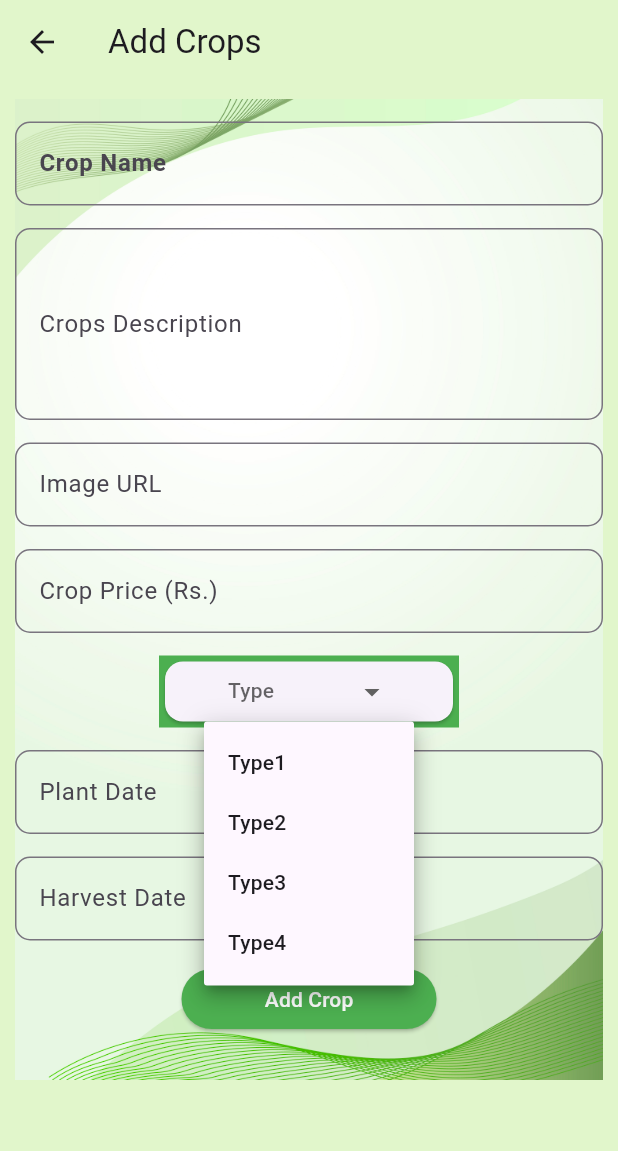
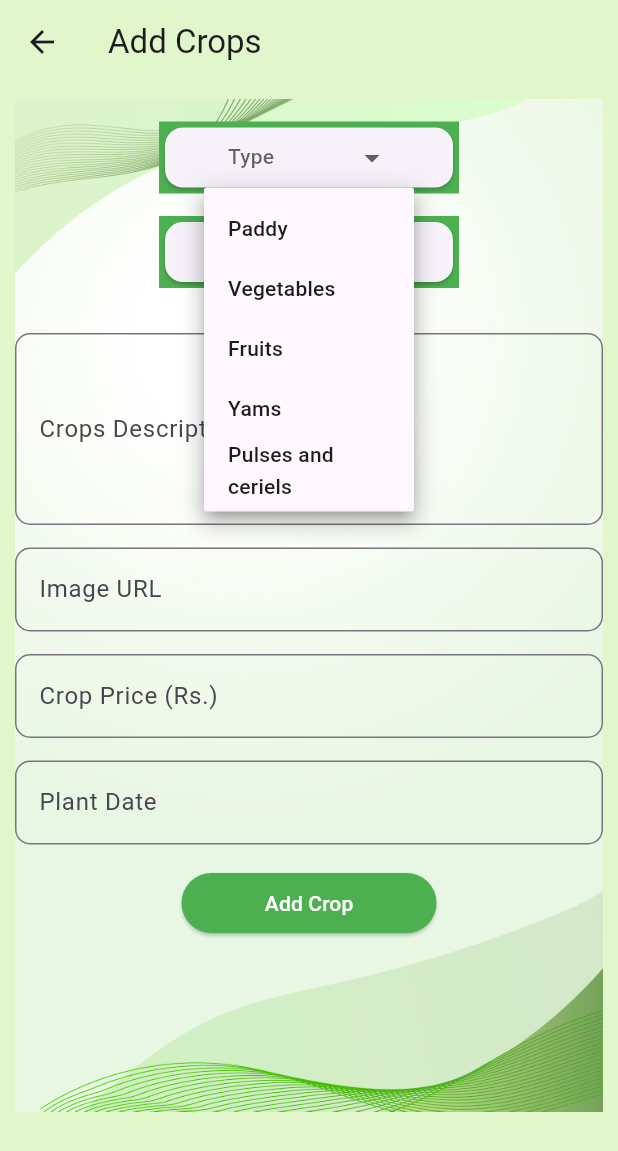
Before and after one commit to ashensasanka/wasteless_harvest, a Flutter app: the AddCropsPage screen opened directly, after a tap on "Type", on a phone screen of 412 x 824 dp. Shown: the top 1151 px of the screen. Run offline on Flutter 3.47's test engine with Material 3 defaults, Android fonts, the phone set to English and light mode, and no system bars; drawn by our look-alikes of dropdown_button2; our stand-ins replace animated_bottom_navigation_bar, awesome_notifications, cloud_firestore, country_picker, firebase_auth, firebase_core and 14 more; accounts and stored records are empty.

Commit message:
Second commit

```diff
--- a/lib/controller/home_controller.dart
+++ b/lib/controller/home_controller.dart
@@ -60,6 +60,8 @@ class HomeController extends GetxController{
   DateTime? logday;
   String? lat,long;
   String croptype = 'Type';
+  String cropcatg = 'Category';
+  List<String> cropcatgItems = [];
   String addlistingtype = 'Type';
   String brand = 'Fish Category';
   String from = 'To';
@@ -151,7 +153,7 @@ class HomeController extends GetxController{
       DocumentReference doc = cropCollection.doc(); //farmer
       Crops crops = Crops(
         id:doc.id,
-        name:productNameCtrl.text,
+        name:cropcatg,
         type: croptype,
         description: productDescriptionCtrl.text,
         price: double.tryParse(productPriceCtrl.text),
--- a/lib/ui/crop_management/add_crops_page.dart
+++ b/lib/ui/crop_management/add_crops_page.dart
@@ -14,6 +14,20 @@ class AddCropsPage extends StatefulWidget {
 }
 
 class _AddCropsPageState extends State<AddCropsPage> {
+
+  List<String> getCategoriesForCropType(String cropType) {
+    switch (cropType) {
+      case 'Paddy':
+        return ['Nadu rice', 'Red rice'];
+      case 'Vegetables':
+        return ['Carrot', 'Beetroot'];
+      case 'Fruits':
+        return ['Mango', 'Ranbuttan'];
+    // Add more cases for other crop types if needed
+      default:
+        return [];
+    }
+  }
   @override
   Widget build(BuildContext context) =>
     GetBuilder<HomeController>(builder:(ctrl) {
@@ -44,18 +58,35 @@ class _AddCropsPageState extends State<AddCropsPage> {
                 crossAxisAlignment: CrossAxisAlignment.center,
                 children: [
                   const SizedBox(height: 15),
-                  TextField(
-                    controller: ctrl.productNameCtrl,
-                    decoration: InputDecoration(
-                      border: OutlineInputBorder(
-                        borderRadius: BorderRadius.circular(10),
-                        borderSide: BorderSide(color: Colors.black), // Change border color here
-                      ),
-                      labelText: 'Crop Name', // Changed 'label' to 'labelText' for the newer version of Flutter
-                      hintText: 'Enter Crop Name',
-                      labelStyle: TextStyle(fontWeight: FontWeight.bold), // Make label bold
+                  Container(
+                    width: 200, // Set width as per your requirement
+                    color: Colors.green, // Set the desired background color here
+                    child: DropDownBtn(
+                      items: const ['Paddy', 'Vegetables', 'Fruits', 'Yams', 'Pulses and ceriels'],
+                      selectedItemText: ctrl.croptype,
+                      onSelected: (selectedValue) {
+                        setState(() {
+                          ctrl.croptype = selectedValue ?? 'Type';
+                          ctrl.cropcatgItems  = getCategoriesForCropType(selectedValue ?? '');
+                        });
+                        ctrl.update();
+                      },
                     ),
                   ),
+                  const SizedBox(height: 15),
+                  Container(
+                    width: 200, // Set width as per your requirement
+                    color: Colors.green, // Set the desired background color here
+                    child: DropDownBtn(
+                      items: ctrl.cropcatgItems,
+                      selectedItemText: ctrl.cropcatg,
+                      onSelected: (selectedValue) {
+                        ctrl.cropcatg = selectedValue ?? 'Category';
+                        ctrl.update();
+                      },
+                    ),
+                  ),
+                  const SizedBox(height: 15),
                   const SizedBox(height: 15),
                   TextField(
                     controller: ctrl.productDescriptionCtrl,
@@ -91,20 +122,6 @@ class _AddCropsPageState extends State<AddCropsPage> {
                     ),
                   ),
                   const SizedBox(height: 15),
-                  Container(
-                    width: 200, // Set width as per your requirement
-                    color: Colors.green, // Set the desired background color here
-                    child: DropDownBtn(
-                      items: const ['Type1', 'Type2', 'Type3', 'Type4'],
-                      selectedItemText: ctrl.croptype,
-                      onSelected: (selectedValue) {
-                        ctrl.croptype = selectedValue ?? 'Type';
-                        ctrl.update();
-                      },
-                    ),
-                  ),
-
-                  const SizedBox(height: 15),
                   TextField(
                     controller: ctrl.cropPlantCtrl,
                     decoration: InputDecoration(
@@ -113,17 +130,6 @@ class _AddCropsPageState extends State<AddCropsPage> {
                         ),
                         label: const Text('Plant Date'),
                         hintText: 'Enter Plant Date (DD/MM/YYYY)'
-                    ),
-                  ),
-                  const SizedBox(height: 15),
-                  TextField(
-                    controller: ctrl.cropHarvestCtrl,
-                    decoration: InputDecoration(
-                        border: OutlineInputBorder(
-                            borderRadius: BorderRadius.circular(10)
-                        ),
-                        label: const Text('Harvest Date'),
-                        hintText: 'Enter Harvest Date (DD/MM/YYYY)'
                     ),
                   ),
                   const SizedBox(height: 15),
@@ -138,7 +144,7 @@ class _AddCropsPageState extends State<AddCropsPage> {
                     },
                     child: const Text('Add Crop'),
                   ),
-                  SizedBox(height: 30,)
+                  SizedBox(height: 115,)
                 ],
               ),
             ),
--- a/lib/ui/crop_management/edit_crop_page.dart
+++ b/lib/ui/crop_management/edit_crop_page.dart
@@ -344,7 +344,7 @@ class _EditCropPageState extends State<EditCropPage> {
                         selectedItemText: dropdownValue,
                         onSelected: (selectedValue) {
                           dropdownValue = selectedValue ?? '';
-                          multipliedValue = int.parse(dropdownValue) * 5;
+                          multipliedValue = int.parse(dropdownValue) * 9;
                           ctrl.update();
                         },
                       ),
--- a/lib/ui/widgets/drop_down_btn.dart
+++ b/lib/ui/widgets/drop_down_btn.dart
@@ -43,7 +43,7 @@ class DropDownBtn extends StatelessWidget {
               height: 40,
               width: 140,
             ),
-            menuItemStyleData: const MenuItemStyleData(
+            menuItemStyleData: MenuItemStyleData(
               height: 40,
             ),
           ),
```
